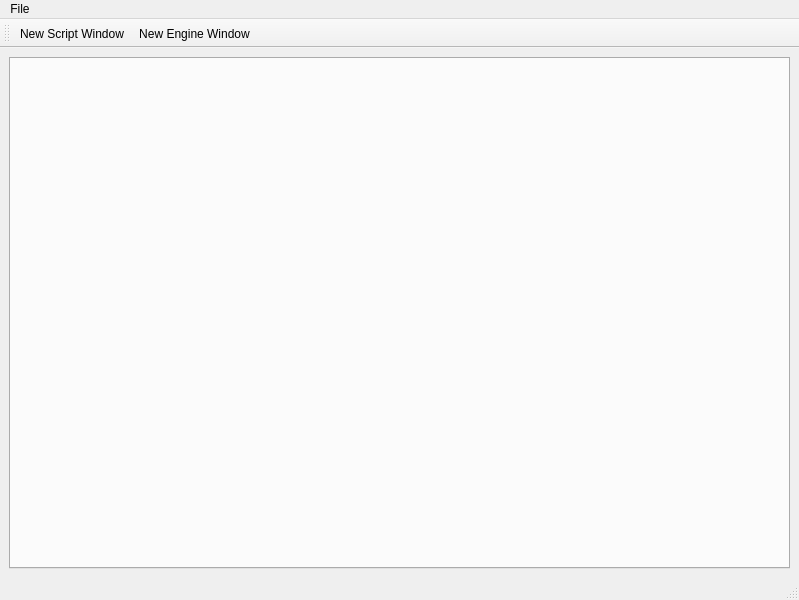
Above: editor/src/ui/MainWindow.ui from okard/td before the change. Below: the same form after it.
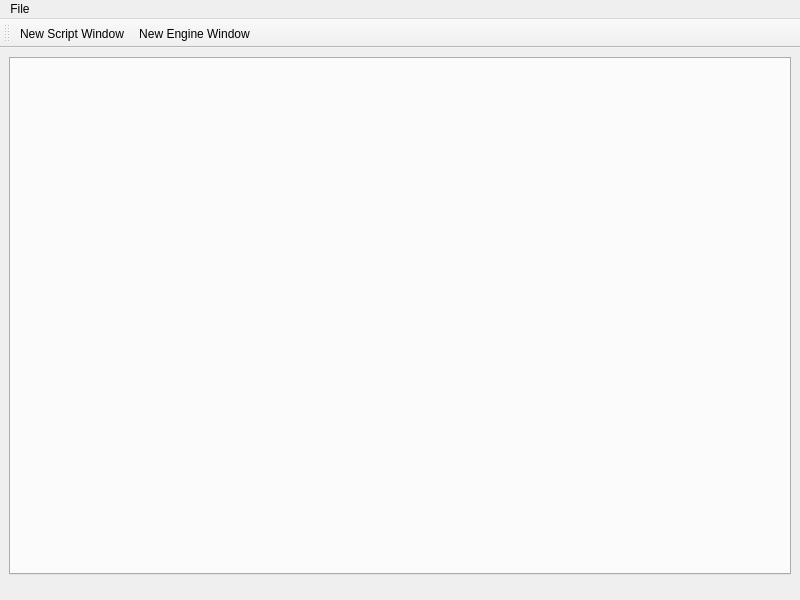
That is the form after the change. Icons and pictures are not drawn.

```diff
--- a/editor/src/ui/MainWindow.ui
+++ b/editor/src/ui/MainWindow.ui
@@ -6,17 +6,30 @@
    <rect>
     <x>0</x>
     <y>0</y>
-    <width>799</width>
+    <width>800</width>
     <height>600</height>
    </rect>
   </property>
+  <property name="minimumSize">
+   <size>
+    <width>800</width>
+    <height>600</height>
+   </size>
+  </property>
   <property name="windowTitle">
    <string>Editor</string>
   </property>
   <widget class="QWidget" name="centralwidget">
    <layout class="QVBoxLayout" name="verticalLayout">
     <item>
-     <widget class="QTabWidget" name="TabContainer"/>
+     <widget class="QTabWidget" name="TabContainer">
+      <property name="tabShape">
+       <enum>QTabWidget::Triangular</enum>
+      </property>
+      <property name="tabsClosable">
+       <bool>true</bool>
+      </property>
+     </widget>
     </item>
    </layout>
   </widget>
@@ -25,7 +38,7 @@
     <rect>
      <x>0</x>
      <y>0</y>
-     <width>799</width>
+     <width>800</width>
      <height>25</height>
     </rect>
    </property>
@@ -37,7 +50,23 @@
    </widget>
    <addaction name="menuFIle"/>
   </widget>
-  <widget class="QStatusBar" name="StatusBar"/>
+  <widget class="QStatusBar" name="StatusBar">
+   <property name="minimumSize">
+    <size>
+     <width>0</width>
+     <height>16</height>
+    </size>
+   </property>
+   <property name="maximumSize">
+    <size>
+     <width>16777215</width>
+     <height>50</height>
+    </size>
+   </property>
+   <property name="sizeGripEnabled">
+    <bool>false</bool>
+   </property>
+  </widget>
   <widget class="QToolBar" name="ToolBar">
    <property name="minimumSize">
     <size>
```
